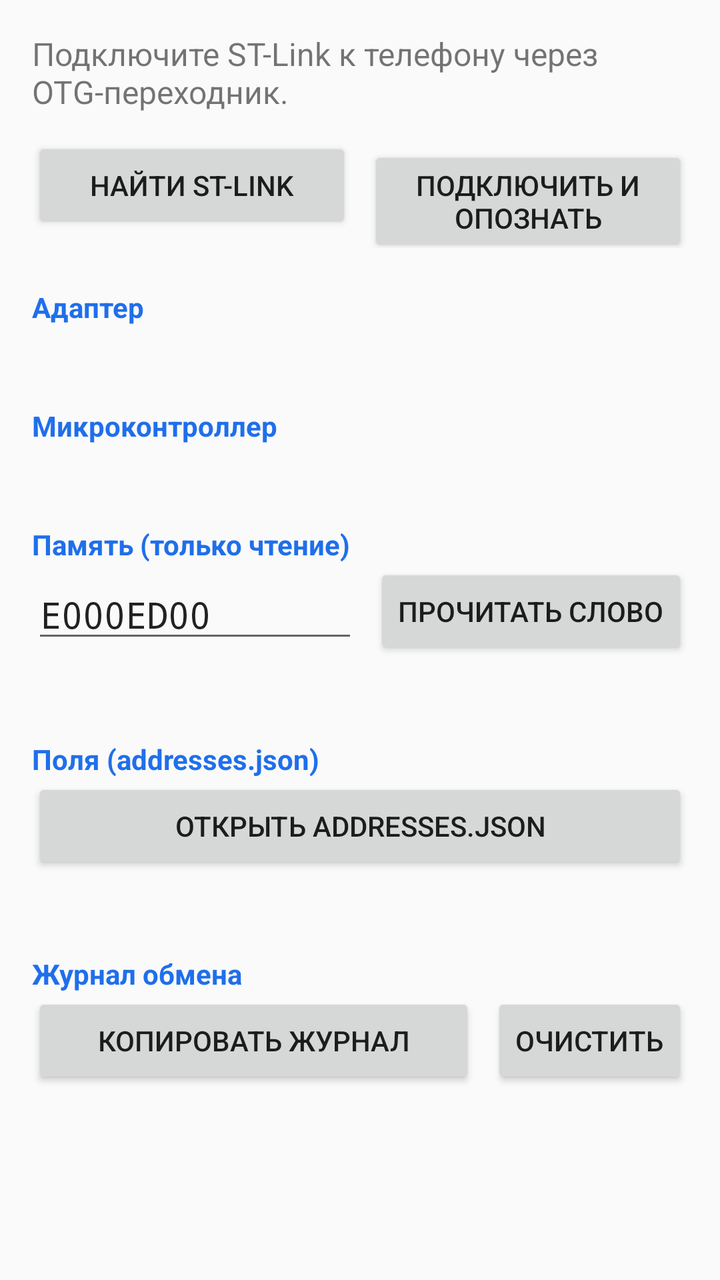
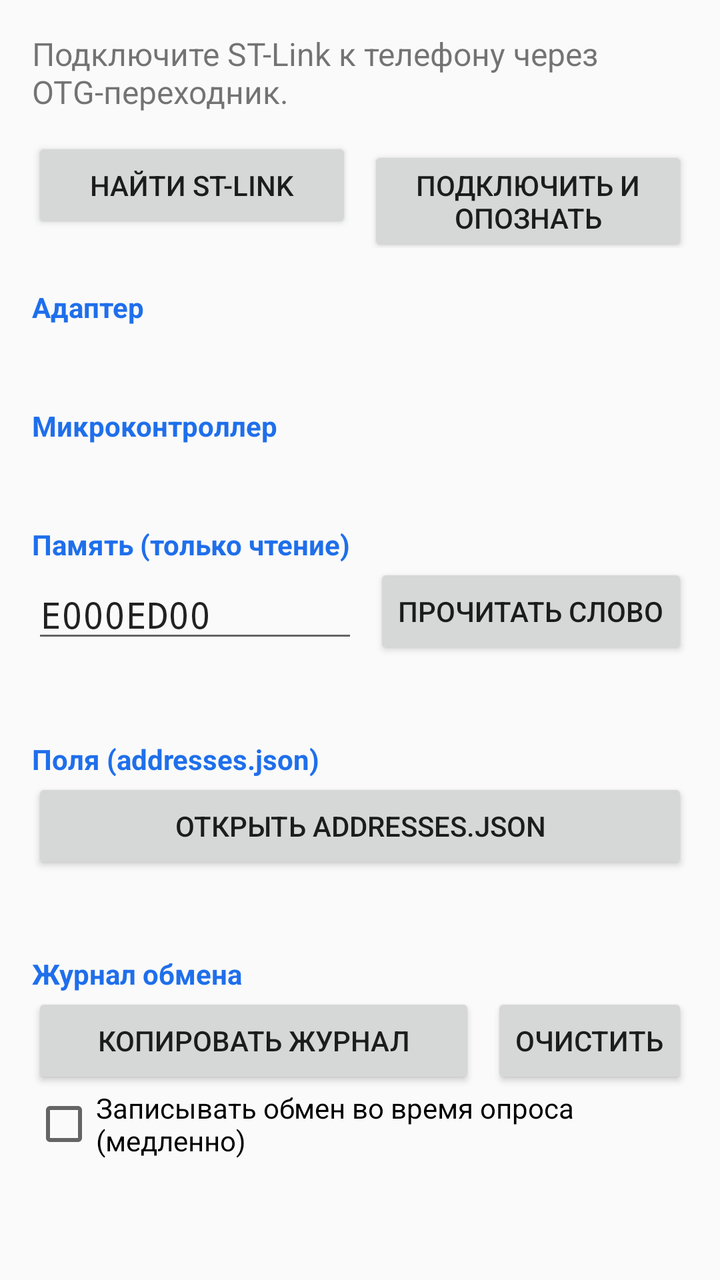

Screens rendered from an Android XML layout before and after an edit, with the pre-edit source and the edit as a unified diff.
<!-- AndroidManifest.xml: application theme AppTheme -->
<!-- res/layout/activity_main.xml -->
<?xml version="1.0" encoding="utf-8"?>
<ScrollView xmlns:android="http://schemas.android.com/apk/res/android"
    android:layout_width="match_parent"
    android:layout_height="match_parent"
    android:fillViewport="true">

    <LinearLayout
        android:layout_width="match_parent"
        android:layout_height="wrap_content"
        android:orientation="vertical"
        android:padding="16dp">

        <TextView
            android:id="@+id/status"
            android:layout_width="match_parent"
            android:layout_height="wrap_content"
            android:text="@string/status_idle"
            android:textSize="16sp" />

        <LinearLayout
            android:layout_width="match_parent"
            android:layout_height="wrap_content"
            android:layout_marginTop="12dp"
            android:orientation="horizontal">

            <Button
                android:id="@+id/btnScan"
                android:layout_width="0dp"
                android:layout_height="wrap_content"
                android:layout_weight="1"
                android:text="@string/btn_scan" />

            <Button
                android:id="@+id/btnConnect"
                android:layout_width="0dp"
                android:layout_height="wrap_content"
                android:layout_marginStart="8dp"
                android:layout_weight="1"
                android:text="@string/btn_connect" />
        </LinearLayout>

        <TextView
            style="@style/SectionTitle"
            android:text="@string/section_adapter" />

        <TextView
            android:id="@+id/adapterInfo"
            style="@style/InfoBlock" />

        <TextView
            style="@style/SectionTitle"
            android:text="@string/section_target" />

        <TextView
            android:id="@+id/targetInfo"
            style="@style/InfoBlock" />

        <TextView
            style="@style/SectionTitle"
            android:text="@string/section_memory" />

        <LinearLayout
            android:layout_width="match_parent"
            android:layout_height="wrap_content"
            android:gravity="center_vertical"
            android:orientation="horizontal">

            <EditText
                android:id="@+id/address"
                android:layout_width="0dp"
                android:layout_height="wrap_content"
                android:layout_weight="1"
                android:fontFamily="monospace"
                android:hint="@string/address_hint"
                android:importantForAutofill="no"
                android:inputType="textNoSuggestions|textCapCharacters"
                android:maxLength="10"
                android:singleLine="true"
                android:text="E000ED00" />

            <Button
                android:id="@+id/btnRead"
                android:layout_width="wrap_content"
                android:layout_height="wrap_content"
                android:layout_marginStart="8dp"
                android:text="@string/btn_read_word" />
        </LinearLayout>

        <TextView
            android:id="@+id/readResult"
            style="@style/InfoBlock" />

        <TextView
            style="@style/SectionTitle"
            android:text="@string/section_fields" />

        <Button
            android:id="@+id/btnOpenFields"
            android:layout_width="match_parent"
            android:layout_height="wrap_content"
            android:text="@string/btn_open_fields" />

        <TextView
            android:id="@+id/fieldsInfo"
            android:layout_width="match_parent"
            android:layout_height="wrap_content"
            android:layout_marginTop="4dp"
            android:textColor="@color/muted"
            android:textSize="12sp" />

        <LinearLayout
            android:id="@+id/fieldsList"
            android:layout_width="match_parent"
            android:layout_height="wrap_content"
            android:orientation="vertical" />

        <TextView
            style="@style/SectionTitle"
            android:text="@string/section_log" />

        <LinearLayout
            android:layout_width="match_parent"
            android:layout_height="wrap_content"
            android:orientation="horizontal">

            <Button
                android:id="@+id/btnCopyLog"
                android:layout_width="0dp"
                android:layout_height="wrap_content"
                android:layout_weight="1"
                android:text="@string/btn_copy_log" />

            <Button
                android:id="@+id/btnClearLog"
                android:layout_width="wrap_content"
                android:layout_height="wrap_content"
                android:layout_marginStart="8dp"
                android:text="@string/btn_clear_log" />
        </LinearLayout>

        <TextView
            android:id="@+id/log"
            android:layout_width="match_parent"
            android:layout_height="wrap_content"
            android:layout_marginTop="8dp"
            android:fontFamily="monospace"
            android:textColor="@color/muted"
            android:textIsSelectable="true"
            android:textSize="11sp" />
    </LinearLayout>
</ScrollView>
<!-- resources referenced by this layout -->
<resources>
  <color name="muted">#57606A</color>
  <string name="address_hint">адрес, например E000ED00</string>
  <string name="btn_clear_log">Очистить</string>
  <string name="btn_connect">Подключить и опознать</string>
  <string name="btn_copy_log">Копировать журнал</string>
  <string name="btn_open_fields">Открыть addresses.json</string>
  <string name="btn_read_word">Прочитать слово</string>
  <string name="btn_scan">Найти ST-Link</string>
  <string name="section_adapter">Адаптер</string>
  <string name="section_fields">Поля (addresses.json)</string>
  <string name="section_log">Журнал обмена</string>
  <string name="section_memory">Память (только чтение)</string>
  <string name="section_target">Микроконтроллер</string>
  <string name="status_idle">Подключите ST-Link к телефону через OTG-переходник.</string>
  <style name="InfoBlock">
          <item name="android:layout_width">match_parent</item>
          <item name="android:layout_height">wrap_content</item>
          <item name="android:layout_marginTop">4dp</item>
          <item name="android:fontFamily">monospace</item>
          <item name="android:textSize">12sp</item>
          <item name="android:textIsSelectable">true</item>
      </style>
  <style name="SectionTitle">
          <item name="android:layout_width">match_parent</item>
          <item name="android:layout_height">wrap_content</item>
          <item name="android:layout_marginTop">20dp</item>
          <item name="android:textSize">14sp</item>
          <item name="android:textStyle">bold</item>
          <item name="android:textColor">@color/brand</item>
      </style>
  <style name="AppTheme" parent="android:Theme.Material.Light.DarkActionBar">
          <item name="android:colorPrimary">@color/brand</item>
          <item name="android:colorPrimaryDark">@color/brand_dark</item>
          <item name="android:colorAccent">@color/brand</item>
      </style>
  <color name="brand">#1F6FEB</color>
  <color name="brand_dark">#0B3D91</color>
</resources>

<!-- the commit's change to res/layout/activity_main.xml (unified diff, before → after) -->
@@ -138,6 +138,12 @@
                 android:text="@string/btn_clear_log" />
         </LinearLayout>
 
+        <CheckBox
+            android:id="@+id/chkLogPolling"
+            android:layout_width="match_parent"
+            android:layout_height="wrap_content"
+            android:text="@string/chk_log_polling" />
+
         <TextView
             android:id="@+id/log"
             android:layout_width="match_parent"
<!-- resource entries referenced after the edit -->
@@ -8,6 +8,7 @@
   <string name="btn_open_fields">Открыть addresses.json</string>
   <string name="btn_read_word">Прочитать слово</string>
   <string name="btn_scan">Найти ST-Link</string>
+  <string name="chk_log_polling">Записывать обмен во время опроса (медленно)</string>
   <string name="section_adapter">Адаптер</string>
   <string name="section_fields">Поля (addresses.json)</string>
   <string name="section_log">Журнал обмена</string>
